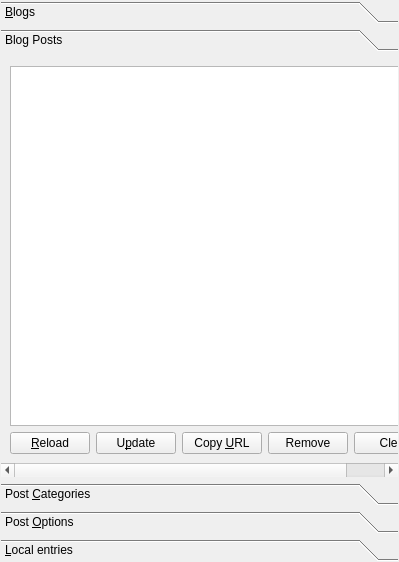
Qt form src/toolboxbase.ui (mtux/bilbo) before a commit.
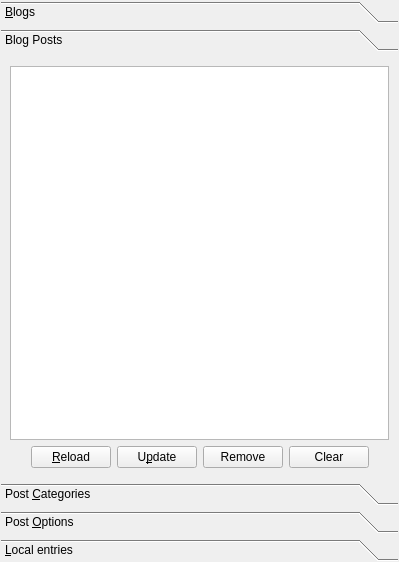
The same form after that commit. The open tabs and pages were chosen to show the change. Custom widgets are drawn as their Qt base class.

Commit message: CopyUrl button removed from posts list! A context menu added to list with 3actions: "Open in browser" > will open selected post in browser "Copy URL" > will copy url of post to clipboard "Copy title" > will copy title of post to clipboard

```diff
--- a/src/toolboxbase.ui
+++ b/src/toolboxbase.ui
@@ -146,8 +146,8 @@
          <rect>
           <x>0</x>
           <y>0</y>
-          <width>412</width>
-          <height>386</height>
+          <width>385</width>
+          <height>403</height>
          </rect>
         </property>
         <attribute name="label" >
@@ -211,16 +211,6 @@
              </property>
             </widget>
            </item>
-           <item>
-            <widget class="KPushButton" name="btnEntriesCopyUrl" >
-             <property name="toolTip" >
-              <string>Copy URL of selected entry</string>
-             </property>
-             <property name="text" >
-              <string>Copy &amp;URL</string>
-             </property>
-            </widget>
-           </item>
            <item>
             <widget class="KPushButton" name="btnEntriesRemove" >
              <property name="toolTip" >
```
Left out of the diff: 17 changed lines with no effect on the pictures. The commit also changes 5 other files.
